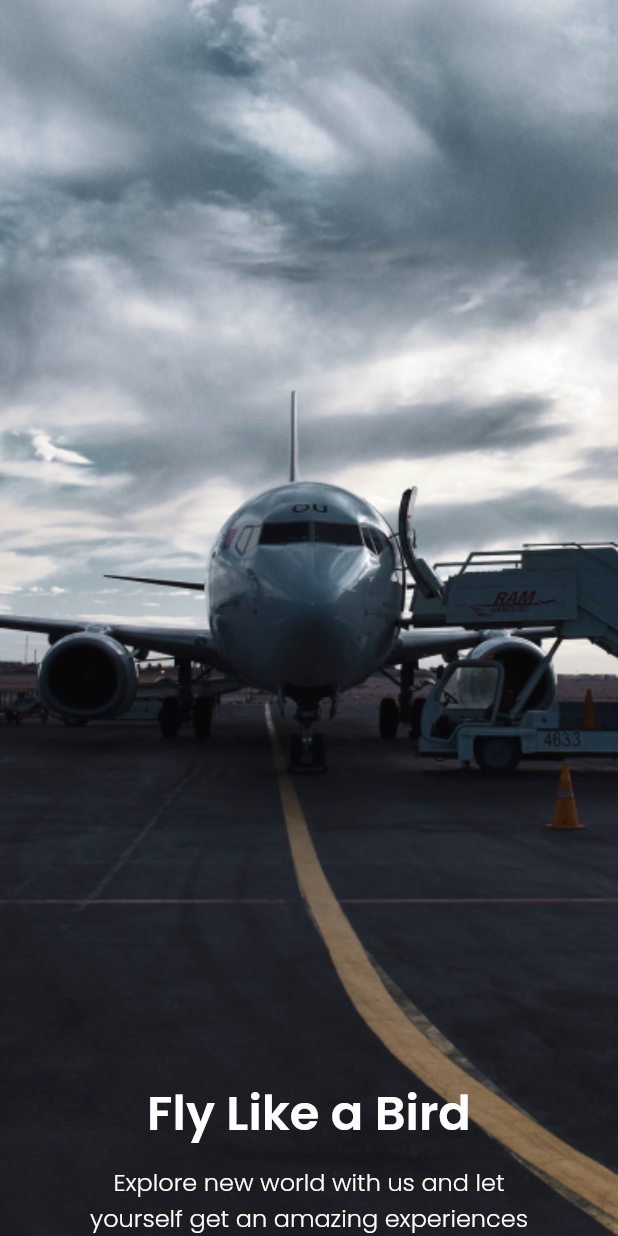
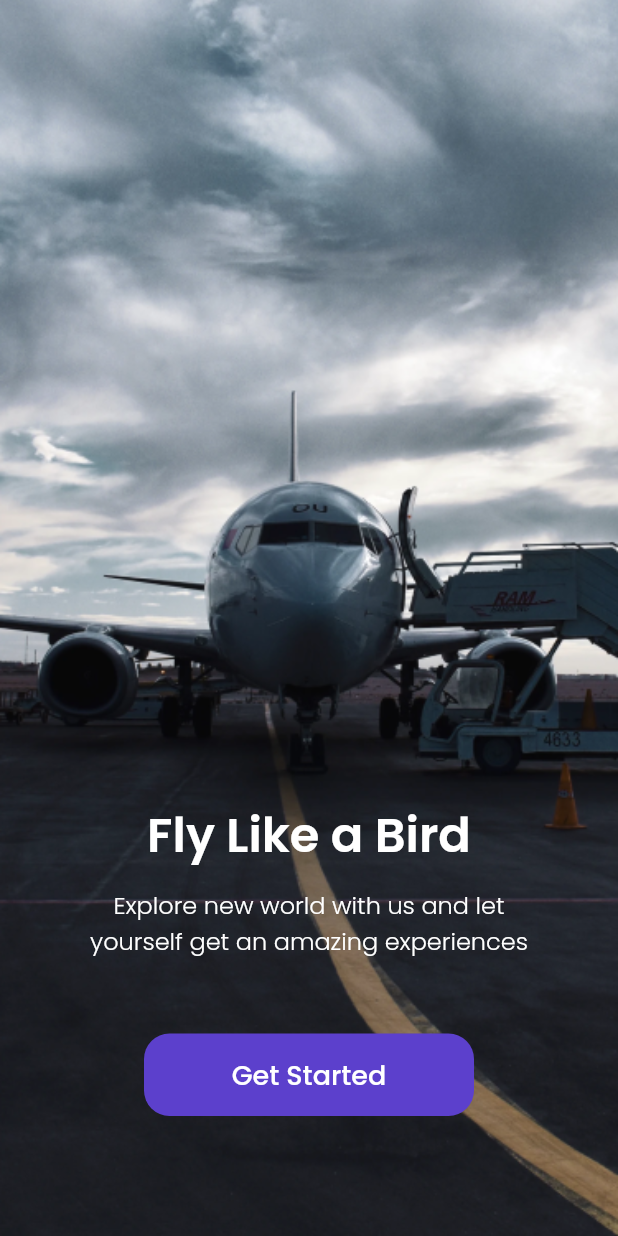
Before and after one commit to embunazzahra/travel_app, a Flutter app: the screen it shows after launch, on a phone screen of 412 x 824 dp. Run offline on Flutter 3.47's test engine with Material 2 defaults, Android fonts, the phone set to English and light mode, and no system bars; our stand-ins replace google_fonts.

Commit message:
startedpage commit

```diff
--- a/lib/shared/theme.dart
+++ b/lib/shared/theme.dart
@@ -9,6 +9,7 @@ Color kBlackColor = Color(0xff1F1449);
 Color kGreyColor = Color(0xff9698A9);
 Color kGreenColor = Color(0xff0EC3AE);
 Color kPinkColor = Color(0xffEB70A5);
+Color kBackgroundColor = Color(0xffE5E5E5);
 
 //For Font Style with spesific color
 TextStyle whiteFont = GoogleFonts.poppins(color: kWhiteColor);
@@ -26,3 +27,6 @@ FontWeight semiBold = FontWeight.w600;
 FontWeight bold = FontWeight.w700;
 FontWeight extraBold = FontWeight.w800;
 FontWeight black = FontWeight.w900;
+
+//radius for button
+final double defaultRadius = 17;
--- a/lib/ui/pages/get_started_page.dart
+++ b/lib/ui/pages/get_started_page.dart
@@ -1,5 +1,6 @@
 import 'package:flutter/material.dart';
 import '../../shared/theme.dart';
+import '../../ui/widgets/custom_button.dart';
 
 class GetStartedPage extends StatelessWidget {
   const GetStartedPage({Key? key}) : super(key: key);
@@ -34,6 +35,14 @@ class GetStartedPage extends StatelessWidget {
                 ),
                 textAlign: TextAlign.center,
               ),
+              CustomButton(
+                title: 'Get Started',
+                onPressed: () {
+                  Navigator.pushNamed(context, '/get-started-page');
+                },
+                width: 220,
+                margin: EdgeInsets.only(top: 50, bottom: 80),
+              )
             ]),
           )
         ],
--- /dev/null
+++ b/lib/ui/widgets/custom_button.dart
@@ -0,0 +1,37 @@
+import 'package:flutter/material.dart';
+import '../../shared/theme.dart';
+
+class CustomButton extends StatelessWidget {
+  final String title;
+  final Function() onPressed;
+  final double width;
+  final EdgeInsets margin;
+
+  const CustomButton({
+    Key? key,
+    required this.title,
+    required this.onPressed,
+    this.width = double.infinity,
+    this.margin = EdgeInsets.zero,
+  }) : super(key: key);
+
+  @override
+  Widget build(BuildContext context) {
+    return Container(
+      width: width,
+      height: 55,
+      margin: margin,
+      child: TextButton(
+        onPressed: onPressed,
+        style: TextButton.styleFrom(
+            backgroundColor: kPurpleColor,
+            shape: RoundedRectangleBorder(
+                borderRadius: BorderRadius.circular(defaultRadius))),
+        child: Text(
+          title,
+          style: whiteFont.copyWith(fontSize: 18, fontWeight: medium),
+        ),
+      ),
+    );
+  }
+}
```
